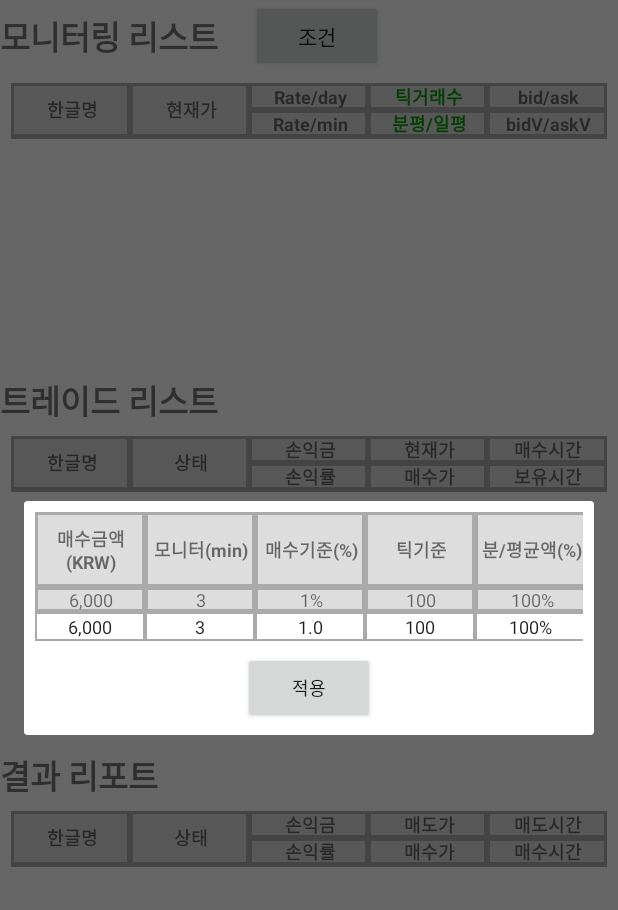
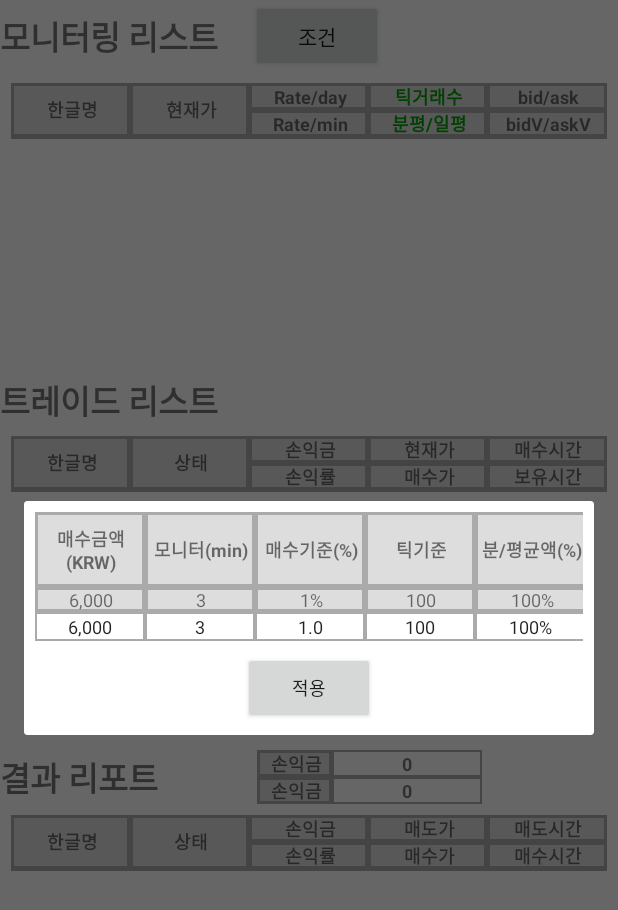
Before and after one commit to qoenam61/UpbitTradeToolForKotlin, an Android app: the TradeFragment screen opened directly, with no data from a screen before it, on a phone screen of 412 x 824 dp. Shown: the top 910 px of the screen. Run offline under Robolectric (Android 15) with nearby library versions, the phone set to English and light mode, and no system bars; libraries missing offline, so code that uses them is left out: com.auth0.jwt; 8 statements that could not run were skipped.

Commit message:
Add Result

```diff
--- a/app/src/main/java/com/example/upbittrade/model/OrderCoinInfo.kt
+++ b/app/src/main/java/com/example/upbittrade/model/OrderCoinInfo.kt
@@ -38,6 +38,8 @@ class OrderCoinInfo: TradeCoinInfo {
     var currentTime: Long? = null
 
     var maxProfitRate: Double = 0.0
+
+    var volume: Double? = null
 
     var currentPrice: Double? = null
     var sellPrice: Double? = null
--- a/app/src/main/res/layout/report_list_layout.xml
+++ b/app/src/main/res/layout/report_list_layout.xml
@@ -15,6 +15,11 @@
             android:textStyle="bold"
             android:textSize="@dimen/large_text_size"
             android:text="결과 리포트"/>
+        <include
+            android:layout_width="@dimen/result_width"
+            android:layout_height="wrap_content"
+            android:layout_marginStart="@dimen/largest_margin"
+            layout="@layout/result_layout"/>
     </LinearLayout>
     <LinearLayout
         android:layout_width="match_parent"
--- /dev/null
+++ b/app/src/main/res/layout/result_layout.xml
@@ -0,0 +1,54 @@
+<?xml version="1.0" encoding="utf-8"?>
+<LinearLayout xmlns:android="http://schemas.android.com/apk/res/android"
+android:layout_width="match_parent"
+android:layout_height="match_parent"
+android:orientation="vertical">
+    <LinearLayout
+        android:layout_width="match_parent"
+        android:layout_height="wrap_content"
+        android:orientation="horizontal">
+        <TextView
+            android:layout_width="0dp"
+            android:layout_height="wrap_content"
+            android:layout_weight="1"
+            android:gravity="center"
+            android:textSize="@dimen/coin_list_text_size"
+            android:textStyle="bold"
+            android:background="@drawable/borderline_bold"
+            android:text="손익금"/>
+        <TextView
+            android:id="@+id/profit_price_rate"
+            android:layout_width="0dp"
+            android:layout_height="match_parent"
+            android:layout_weight="2"
+            android:gravity="center"
+            android:textSize="@dimen/coin_list_text_size"
+            android:textStyle="bold"
+            android:background="@drawable/borderline"
+            android:text="0"/>
+    </LinearLayout>
+    <LinearLayout
+        android:layout_width="match_parent"
+        android:layout_height="wrap_content"
+        android:orientation="horizontal">
+        <TextView
+            android:layout_width="0dp"
+            android:layout_height="wrap_content"
+            android:layout_weight="1"
+            android:gravity="center"
+            android:textSize="@dimen/coin_list_text_size"
+            android:textStyle="bold"
+            android:background="@drawable/borderline_bold"
+            android:text="손익금"/>
+        <TextView
+            android:id="@+id/profit_price"
+            android:layout_width="0dp"
+            android:layout_height="match_parent"
+            android:layout_weight="2"
+            android:gravity="center"
+            android:textSize="@dimen/coin_list_text_size"
+            android:textStyle="bold"
+            android:background="@drawable/borderline"
+            android:text="0"/>
+    </LinearLayout>
+</LinearLayout>
--- a/app/src/main/res/values/dimensions.xml
+++ b/app/src/main/res/values/dimensions.xml
@@ -10,10 +10,12 @@
     <dimen name="default_height">100dp</dimen>
     <dimen name="default_margin">7dp</dimen>
     <dimen name="large_margin">22dp</dimen>
+    <dimen name="largest_margin">66dp</dimen>
     <dimen name="accounts_coin_list_height">80dp</dimen>
     <dimen name="evaluation_coin_list_height">80dp</dimen>
     <dimen name="evaluation_coin_list_column_height">20dp</dimen>
     <dimen name="coin_list_item_margin">3dp</dimen>
     <dimen name="default_view_height">250dp</dimen>
+    <dimen name="result_width">150dp</dimen>
 
 </resources>
```
Also changed, not shown: app/src/main/java/com/example/upbittrade/fragment/TradeFragment.kt (+36 -6 lines), app/src/main/java/com/example/upbittrade/utils/TradeAdapter.kt (+6 -5 lines).
